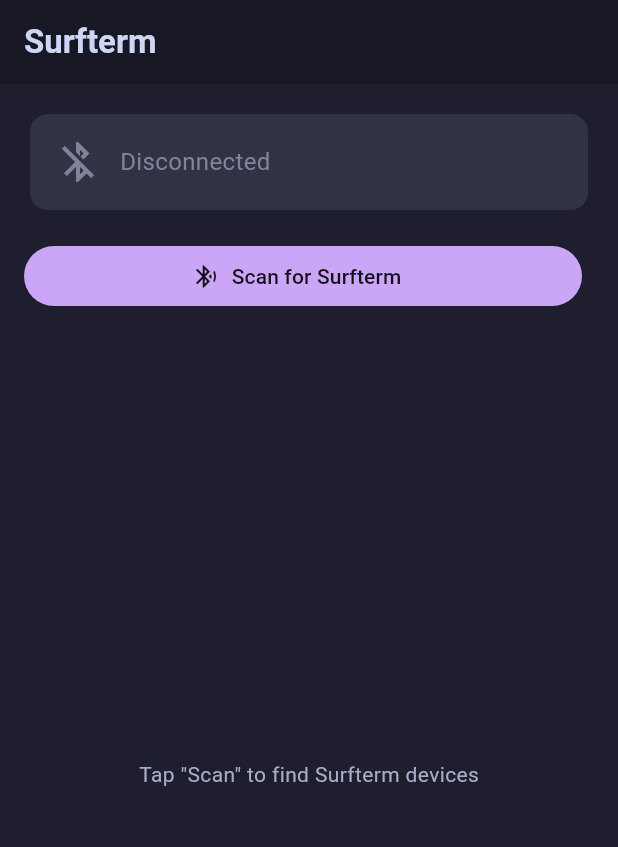
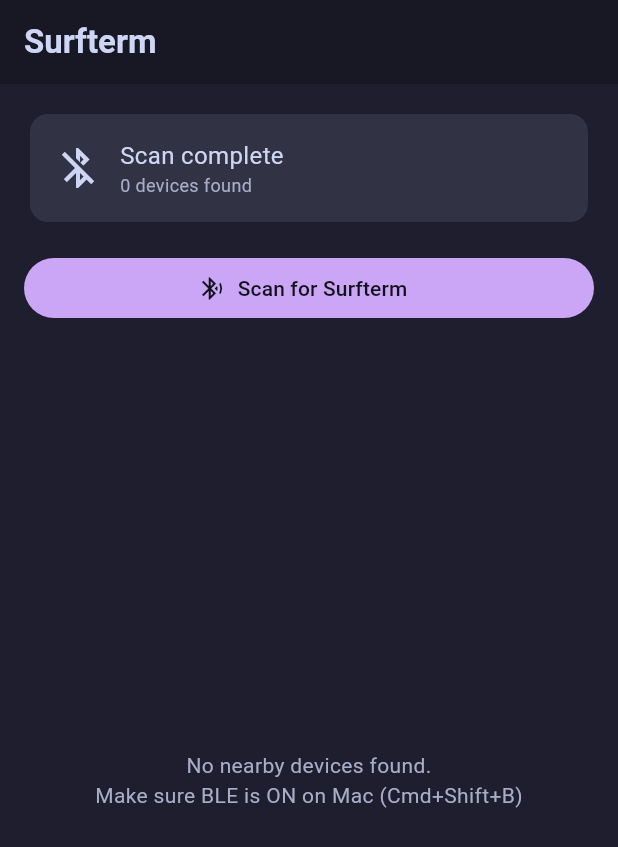
Before and after one commit to katsut/surfterm-mobile, a Flutter app: the screen it shows after launch, after a tap on "Scan for Surfterm", on a phone screen of 412 x 824 dp. Shown: the top 847 px of the screen. Run offline on Flutter 3.47's test engine with Material 3 defaults, Android fonts, the phone set to English and light mode, and no system bars; our stand-ins replace flutter_blue_plus, flutter_tts, speech_to_text.

Commit message:
fix: scan UI stability, filter named/nearby devices, prevent scan re-trigger

```diff
--- a/lib/screens/scan_screen.dart
+++ b/lib/screens/scan_screen.dart
@@ -6,12 +6,32 @@
 import 'session_list_screen.dart';
 
 /// BLE device scanning screen.
-class ScanScreen extends StatelessWidget {
+class ScanScreen extends StatefulWidget {
   const ScanScreen({super.key});
+
+  @override
+  State<ScanScreen> createState() => _ScanScreenState();
+}
+
+class _ScanScreenState extends State<ScanScreen> {
+  bool _hasScanned = false;
 
   @override
   Widget build(BuildContext context) {
     final ble = context.watch<BleService>();
+
+    // Navigate to session list when connected
+    if (ble.isConnected) {
+      WidgetsBinding.instance.addPostFrameCallback((_) {
+        if (context.mounted) {
+          Navigator.of(context).pushReplacement(
+            MaterialPageRoute<void>(
+              builder: (_) => const SessionListScreen(),
+            ),
+          );
+        }
+      });
+    }
 
     return Scaffold(
       appBar: AppBar(title: const Text('Surfterm')),
@@ -23,15 +43,16 @@
             _buildStatusCard(ble),
             const SizedBox(height: 16),
 
-            // Scan / Mock connect buttons
-            Row(
-              children: [
-                Expanded(
+            // Scan button
+            SizedBox(
+              width: double.infinity,
               child: FilledButton.icon(
-                    onPressed: ble.connectionState ==
-                            BleConnectionState.scanning
+                onPressed: ble.connectionState == BleConnectionState.scanning
                     ? null
-                        : () => ble.scanForDevices(),
+                    : () async {
+                        await ble.scanForDevices();
+                        if (mounted) setState(() => _hasScanned = true);
+                      },
                 icon: const Icon(Icons.bluetooth_searching),
                 label: Text(
                   ble.connectionState == BleConnectionState.scanning
@@ -39,29 +60,6 @@
                       : 'Scan for Surfterm',
                 ),
               ),
-                ),
-                const SizedBox(width: 8),
-                if (ble is MockBleService)
-                  Expanded(
-                    child: FilledButton.icon(
-                      onPressed: () async {
-                        await ble.connectMock();
-                        if (context.mounted) {
-                          Navigator.of(context).pushReplacement(
-                            MaterialPageRoute<void>(
-                              builder: (_) => const SessionListScreen(),
-                            ),
-                          );
-                        }
-                      },
-                      icon: const Icon(Icons.bug_report),
-                      label: const Text('Mock Connect'),
-                      style: FilledButton.styleFrom(
-                        backgroundColor: CatppuccinMocha.teal,
-                      ),
-                    ),
-                  ),
-              ],
             ),
             const SizedBox(height: 16),
 
@@ -77,8 +75,8 @@
     final (icon, label, color) = switch (ble.connectionState) {
       BleConnectionState.disconnected => (
           Icons.bluetooth_disabled,
-          'Disconnected',
-          CatppuccinMocha.overlay1,
+          _hasScanned ? 'Scan complete' : 'Disconnected',
+          _hasScanned ? CatppuccinMocha.text : CatppuccinMocha.overlay1,
         ),
       BleConnectionState.scanning => (
           Icons.bluetooth_searching,
@@ -104,9 +102,16 @@
           children: [
             Icon(icon, color: color, size: 32),
             const SizedBox(width: 12),
+            Column(
+              crossAxisAlignment: CrossAxisAlignment.start,
+              children: [
+                Text(label, style: TextStyle(color: color, fontSize: 16)),
+                if (_hasScanned && ble.connectionState == BleConnectionState.disconnected)
                   Text(
-              label,
-              style: TextStyle(color: color, fontSize: 16),
+                    '${ble.scanResults.length} devices found',
+                    style: const TextStyle(color: CatppuccinMocha.subtext0, fontSize: 12),
+                  ),
+              ],
             ),
           ],
         ),
@@ -115,45 +120,50 @@
   }
 
   Widget _buildScanResults(BuildContext context, BleService ble) {
-    if (ble.scanResults.isEmpty) {
+    // Only show devices with a name or strong signal (likely nearby)
+    final filtered = ble.scanResults.where((r) {
+      final hasName = r.device.platformName.isNotEmpty ||
+          r.advertisementData.advName.isNotEmpty;
+      return hasName || r.rssi > -50;
+    }).toList()
+      ..sort((a, b) => b.rssi.compareTo(a.rssi));
+
+    if (filtered.isEmpty) {
       return Center(
         child: Text(
           ble.connectionState == BleConnectionState.scanning
-              ? 'Looking for Surfterm devices...'
-              : 'Tap "Scan" to find Surfterm devices',
+              ? 'Looking for nearby devices...'
+              : _hasScanned
+                  ? 'No nearby devices found.\nMake sure BLE is ON on Mac (Cmd+Shift+B)'
+                  : 'Tap "Scan" to find Surfterm',
           style: const TextStyle(color: CatppuccinMocha.subtext0),
+          textAlign: TextAlign.center,
         ),
       );
     }
 
     return ListView.builder(
-      itemCount: ble.scanResults.length,
+      itemCount: filtered.length,
       itemBuilder: (context, index) {
-        final result = ble.scanResults[index];
+        final result = filtered[index];
         final device = result.device;
         final name = device.platformName.isNotEmpty
             ? device.platformName
+            : result.advertisementData.advName.isNotEmpty
+                ? result.advertisementData.advName
                 : 'Unknown Device';
 
         return Card(
           child: ListTile(
-            leading:
-                const Icon(Icons.computer, color: CatppuccinMocha.lavender),
+            leading: const Icon(Icons.computer, color: CatppuccinMocha.lavender),
             title: Text(name, style: const TextStyle(color: CatppuccinMocha.text)),
             subtitle: Text(
-              device.remoteId.toString(),
+              'RSSI: ${result.rssi} dBm',
               style: const TextStyle(color: CatppuccinMocha.subtext0),
             ),
             trailing: FilledButton(
               onPressed: () async {
                 await ble.connect(device);
-                if (context.mounted && ble.isConnected) {
-                  Navigator.of(context).pushReplacement(
-                    MaterialPageRoute<void>(
-                      builder: (_) => const SessionListScreen(),
-                    ),
-                  );
-                }
               },
               child: const Text('Connect'),
             ),
--- a/lib/services/ble_service.dart
+++ b/lib/services/ble_service.dart
@@ -62,6 +62,11 @@
 
   /// Start scanning for BLE devices advertising the Surfterm service.
   Future<void> scanForDevices() async {
+    // Stop any existing scan first
+    await FlutterBluePlus.stopScan();
+    await _scanSubscription?.cancel();
+    _scanSubscription = null;
+
     _connectionState = BleConnectionState.scanning;
     _scanResults = [];
     notifyListeners();
@@ -92,12 +97,7 @@
     _scanSubscription = FlutterBluePlus.onScanResults.listen(
       (results) {
         _scanResults = results;
-        for (final r in results) {
-          final services = r.advertisementData.serviceUuids.map((u) => u.toString()).join(', ');
-          final name = r.device.platformName.isNotEmpty ? r.device.platformName : r.advertisementData.advName;
-          debugPrint('BLE: Found: "$name" (${r.device.remoteId}) RSSI=${r.rssi} services=[$services]');
-        }
-        notifyListeners();
+        // Don't notify per-result; notify once at the end
       },
       onError: (Object error) {
         debugPrint('BLE scan error: $error');
@@ -105,10 +105,12 @@
     );
 
     await FlutterBluePlus.startScan(
-      timeout: const Duration(seconds: 15),
+      timeout: const Duration(seconds: 5),
     );
 
+    // Notify UI once after scan completes
     debugPrint('BLE: Scan complete. Found ${_scanResults.length} devices.');
+    notifyListeners();
     _connectionState = _connectedDevice != null
         ? BleConnectionState.connected
         : BleConnectionState.disconnected;
```
Also changed, not shown: 4 other files. Lines whose indentation alone changed are shown as unchanged.
